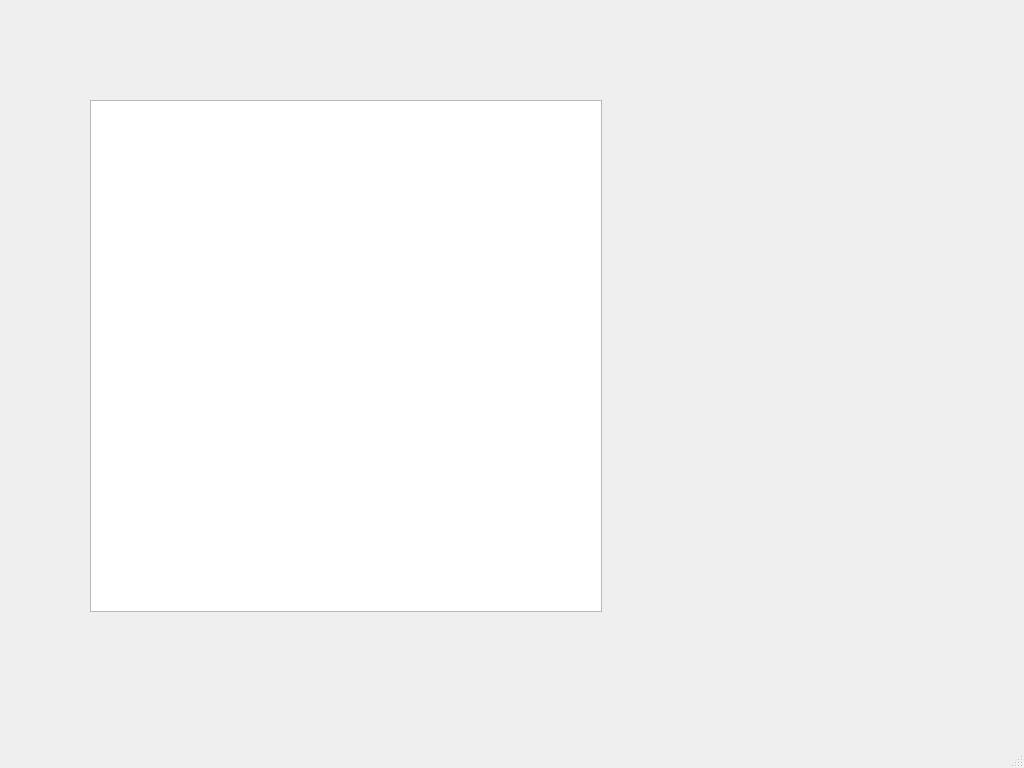
ogdenk/PyQtGraphImage, file PyQtGraphImage.ui: the form before one commit.
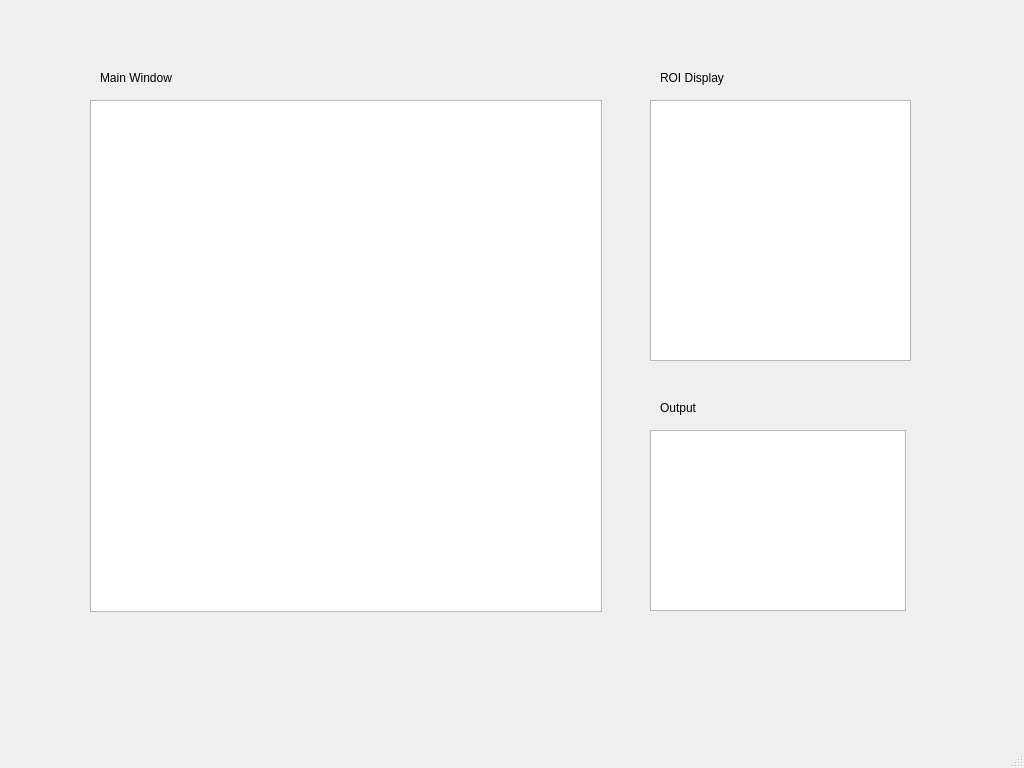
The form after the commit. Custom widgets are drawn as their Qt base class.

Commit message: A lot happened

The edit to the form file:
```diff
--- a/PyQtGraphImage.ui
+++ b/PyQtGraphImage.ui
@@ -24,6 +24,74 @@
      </rect>
     </property>
    </widget>
+   <widget class="QGraphicsView" name="graphicsView_2">
+    <property name="geometry">
+     <rect>
+      <x>650</x>
+      <y>100</y>
+      <width>261</width>
+      <height>261</height>
+     </rect>
+    </property>
+   </widget>
+   <widget class="QLabel" name="label">
+    <property name="geometry">
+     <rect>
+      <x>100</x>
+      <y>70</y>
+      <width>81</width>
+      <height>16</height>
+     </rect>
+    </property>
+    <property name="text">
+     <string>Main Window</string>
+    </property>
+   </widget>
+   <widget class="QLabel" name="label_2">
+    <property name="geometry">
+     <rect>
+      <x>660</x>
+      <y>70</y>
+      <width>71</width>
+      <height>16</height>
+     </rect>
+    </property>
+    <property name="text">
+     <string>ROI Display</string>
+    </property>
+   </widget>
+   <widget class="QLabel" name="label_3">
+    <property name="geometry">
+     <rect>
+      <x>660</x>
+      <y>400</y>
+      <width>60</width>
+      <height>16</height>
+     </rect>
+    </property>
+    <property name="text">
+     <string>Output</string>
+    </property>
+   </widget>
+   <widget class="QTextBrowser" name="textBrowser">
+    <property name="geometry">
+     <rect>
+      <x>650</x>
+      <y>430</y>
+      <width>256</width>
+      <height>181</height>
+     </rect>
+    </property>
+    <property name="maximumSize">
+     <size>
+      <width>500</width>
+      <height>500</height>
+     </size>
+    </property>
+    <property name="textInteractionFlags">
+     <set>Qt::TextSelectableByKeyboard|Qt::TextSelectableByMouse</set>
+    </property>
+   </widget>
   </widget>
   <widget class="QMenuBar" name="menubar">
    <property name="geometry">
```
The commit also changes 2 other files.
